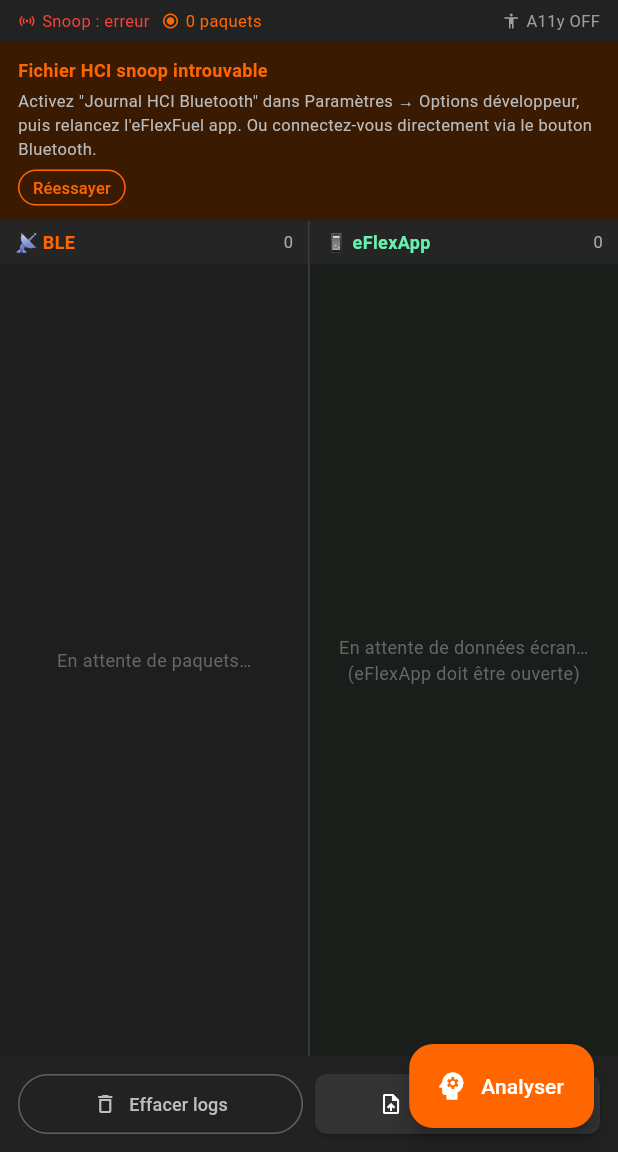
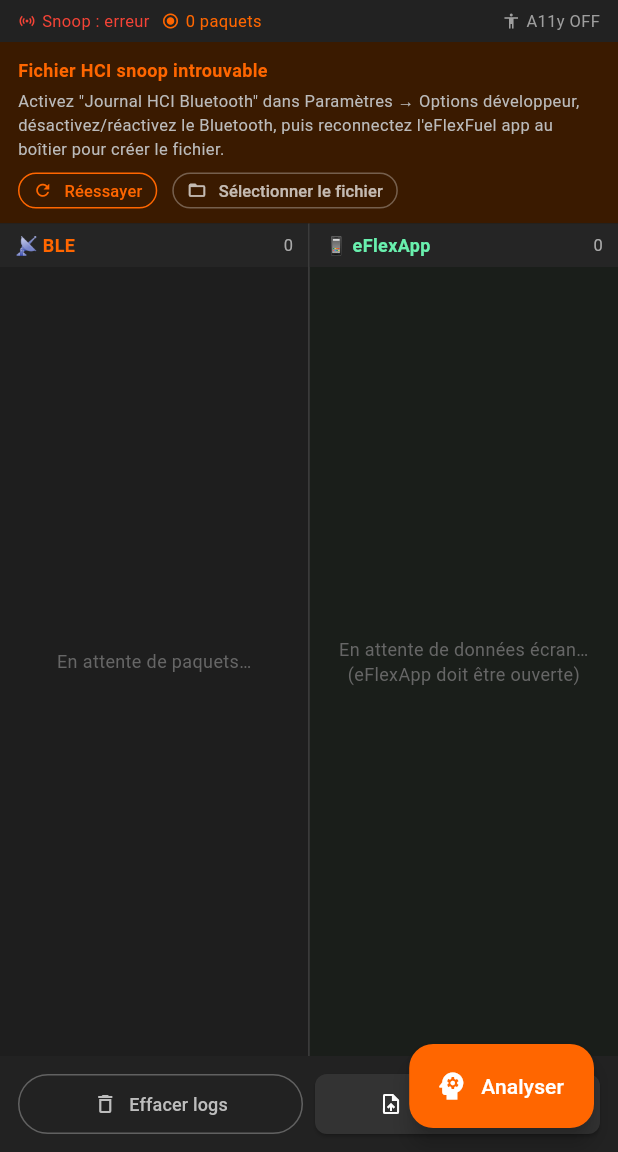
Before and after one commit to Will-assit/eflexrevers, a Flutter app: the screen it shows after launch, on a phone screen of 412 x 824 dp, the part 84-1236 px from its top. Run offline on Flutter 3.47's test engine with Material 3 defaults, Android fonts, the phone set to English and light mode, and no system bars; our stand-ins replace file_picker, flutter_blue_plus, permission_handler, share_plus, shared_preferences; missing offline and left inert: flutter_accessibility_service.

Commit message:
Ajouter sélecteur de fichier btsnoop + diagnostic chemins
- file_picker: navigation native vers btsnoop_hci.log, contourne les
  problèmes de chemin sur Samsung S25 / Android 16 / One UI 7
- Bouton "Sélectionner le fichier" dans le bandeau d'erreur (main_screen)
- Bouton "Parcourir..." à côté du champ chemin dans les Réglages
- Diagnostic : liste les chemins essayés affichée en cas d'erreur
- HciSnoopService : expose lastTriedPaths pour le diagnostic

Co-Authored-By: Claude Sonnet 4.6 <noreply@anthropic.com>

```diff
--- a/lib/screens/main_screen.dart
+++ b/lib/screens/main_screen.dart
@@ -1,5 +1,6 @@
 import 'dart:convert';
 import 'dart:io';
+import 'package:file_picker/file_picker.dart';
 import 'package:flutter/material.dart';
 import 'package:flutter/services.dart';
 import 'package:intl/intl.dart';
@@ -59,6 +60,37 @@ class _MainScreenState extends State<MainScreen> {
 
   int _activePacketCount(BleService ble, HciSnoopService snoop) =>
       ble.isConnected ? ble.packetCount : snoop.packetCount;
+
+  // ─── Sélecteur de fichier btsnoop ─────────────────────────────────────────
+
+  Future<void> _pickSnoopFile() async {
+    final settings = context.read<SettingsService>();
+    final snoop    = context.read<HciSnoopService>();
+
+    final result = await FilePicker.platform.pickFiles(
+      type: FileType.custom,
+      allowedExtensions: ['log'],
+      allowMultiple: false,
+    );
+
+    if (result == null || !mounted) return;
+    final path = result.files.single.path;
+    if (path == null) {
+      ScaffoldMessenger.of(context).showSnackBar(
+        const SnackBar(
+          content: Text(
+            'Impossible d\'obtenir le chemin — accordez d\'abord '
+            '"Accès à tous les fichiers" dans les Paramètres.',
+          ),
+          backgroundColor: Colors.orange,
+        ),
+      );
+      return;
+    }
+    await settings.setSnoopFilePath(path);
+    snoop.stop();
+    await snoop.start();
+  }
 
   // ─── Analyse Claude ────────────────────────────────────────────────────────
 
@@ -453,22 +485,43 @@ class _MainScreenState extends State<MainScreen> {
           const SizedBox(height: 4),
           const Text(
             'Activez "Journal HCI Bluetooth" dans Paramètres → Options '
-            'développeur, puis relancez l\'eFlexFuel app. '
-            'Ou connectez-vous directement via le bouton Bluetooth.',
+            'développeur, désactivez/réactivez le Bluetooth, puis reconnectez '
+            'l\'eFlexFuel app au boîtier pour créer le fichier.',
             style: TextStyle(color: Color(0xFFBBBBBB), fontSize: 11),
           ),
-          const SizedBox(height: 6),
-          OutlinedButton(
+          const SizedBox(height: 8),
+          Row(
+            children: [
+              OutlinedButton.icon(
                 style: OutlinedButton.styleFrom(
                   foregroundColor: _orange,
                   side: const BorderSide(color: _orange),
-              padding:
-                  const EdgeInsets.symmetric(horizontal: 10, vertical: 4),
+                  padding: const EdgeInsets.symmetric(
+                      horizontal: 10, vertical: 4),
                   minimumSize: Size.zero,
                   tapTargetSize: MaterialTapTargetSize.shrinkWrap,
                 ),
+                icon: const Icon(Icons.refresh, size: 13),
+                label:
+                    const Text('Réessayer', style: TextStyle(fontSize: 11)),
                 onPressed: snoopService.start,
-            child: const Text('Réessayer', style: TextStyle(fontSize: 11)),
+              ),
+              const SizedBox(width: 10),
+              OutlinedButton.icon(
+                style: OutlinedButton.styleFrom(
+                  foregroundColor: Colors.white70,
+                  side: const BorderSide(color: Colors.white30),
+                  padding: const EdgeInsets.symmetric(
+                      horizontal: 10, vertical: 4),
+                  minimumSize: Size.zero,
+                  tapTargetSize: MaterialTapTargetSize.shrinkWrap,
+                ),
+                icon: const Icon(Icons.folder_open, size: 13),
+                label: const Text('Sélectionner le fichier',
+                    style: TextStyle(fontSize: 11)),
+                onPressed: _pickSnoopFile,
+              ),
+            ],
           ),
         ],
       ),
--- a/lib/services/hci_snoop_service.dart
+++ b/lib/services/hci_snoop_service.dart
@@ -29,6 +29,9 @@ class HciSnoopService extends ChangeNotifier {
 
   /// Position dans le fichier jusqu'où on a déjà lu (en bytes)
   int _filePosition = 0;
+
+  /// Chemins testés lors de la dernière découverte (pour affichage diagnostic)
+  List<String> _lastTriedPaths = [];
 
   /// Table de correspondance handle ATT → UUID string
   final Map<int, String> _handleUuidMap = {};
@@ -66,6 +69,7 @@ class HciSnoopService extends ChangeNotifier {
   List<BlePacket> get packets => List.unmodifiable(_packets);
   Map<String, UuidInfo> get uuidMap => Map.unmodifiable(_uuidMap);
   Map<int, String> get handleUuidMap => Map.unmodifiable(_handleUuidMap);
+  List<String> get lastTriedPaths => List.unmodifiable(_lastTriedPaths);
 
   // ── API publique ────────────────────────────────────────────────────────────
 
@@ -173,6 +177,8 @@ class HciSnoopService extends ChangeNotifier {
         ]);
       }
     } catch (_) {}
+
+    _lastTriedPaths = toTry;
 
     for (final path in toTry) {
       if (await File(path).exists()) return path;
--- a/pubspec.yaml
+++ b/pubspec.yaml
@@ -38,6 +38,9 @@ dependencies:
   # Permissions runtime Android (BLE nécessite BLUETOOTH_SCAN/CONNECT sur Android 12+)
   permission_handler: ^11.0.0
 
+  # Sélecteur de fichier natif Android (SAF) — permet de choisir btsnoop_hci.log manuellement
+  file_picker: ^8.0.0
+
 dev_dependencies:
   flutter_test:
     sdk: flutter
```
Also changed, not shown: lib/screens/settings_screen.dart (+89 -5 lines), pubspec.lock. Lines whose indentation alone changed are shown as unchanged.
